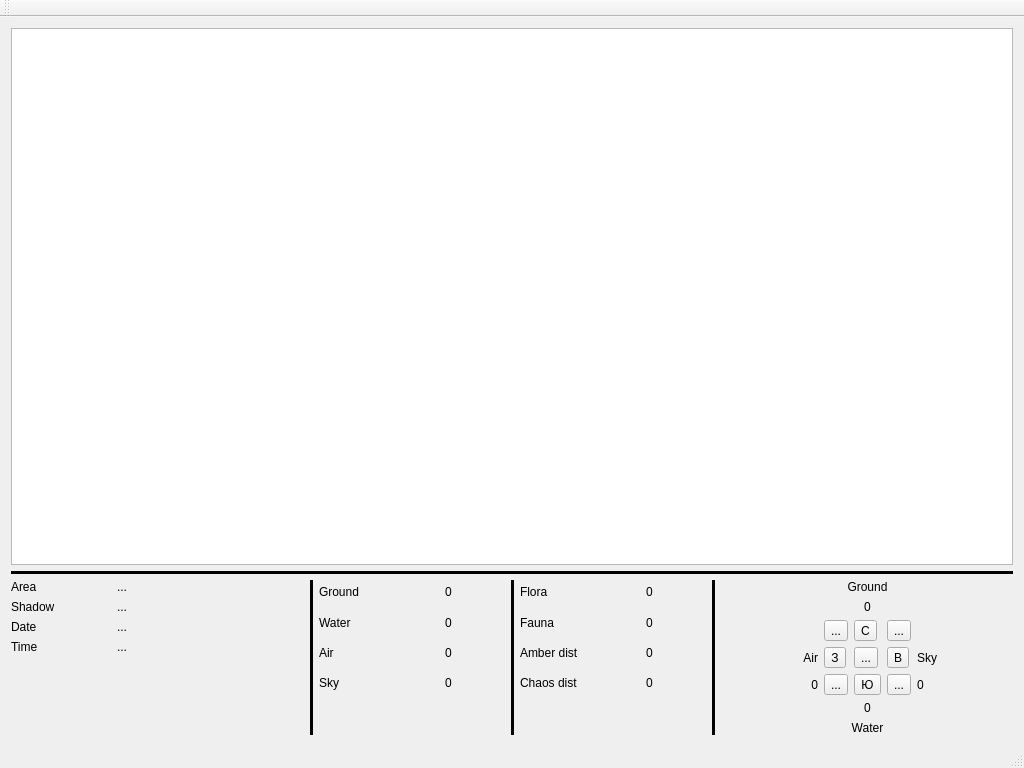
First picture: the form in app/AmberUI/shadowsview.ui, repository graninas/Amber, before the edit.
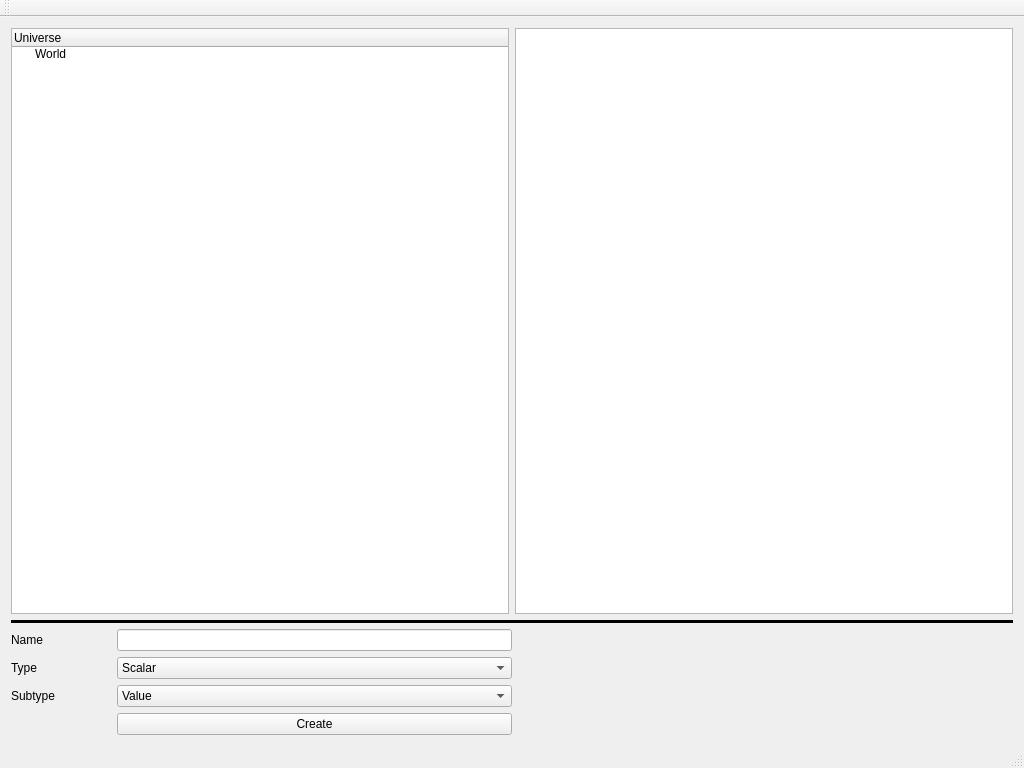
Second picture: the form after the edit. Icons and pictures are not drawn.

Patch:
```diff
--- a/app/AmberUI/shadowsview.ui
+++ b/app/AmberUI/shadowsview.ui
@@ -34,11 +34,29 @@
   <widget class="QWidget" name="centralWidget">
    <layout class="QVBoxLayout" name="verticalLayout">
     <item>
-     <widget class="QPlainTextEdit" name="pte_amberLog">
-      <property name="plainText">
-       <string/>
-      </property>
-     </widget>
+     <layout class="QHBoxLayout" name="horizontalLayout_2">
+      <item>
+       <widget class="QTreeWidget" name="universeTree">
+        <column>
+         <property name="text">
+          <string>Universe</string>
+         </property>
+        </column>
+        <item>
+         <property name="text">
+          <string>World</string>
+         </property>
+        </item>
+       </widget>
+      </item>
+      <item>
+       <widget class="QPlainTextEdit" name="pte_amberLog">
+        <property name="plainText">
+         <string/>
+        </property>
+       </widget>
+      </item>
+     </layout>
     </item>
     <item>
      <widget class="Line" name="line_5">
@@ -75,818 +93,81 @@
            </size>
           </property>
           <property name="text">
-           <string>Area</string>
-          </property>
-         </widget>
-        </item>
-        <item row="0" column="1">
-         <widget class="QLabel" name="l_area">
-          <property name="sizePolicy">
-           <sizepolicy hsizetype="Fixed" vsizetype="Preferred">
-            <horstretch>0</horstretch>
-            <verstretch>0</verstretch>
-           </sizepolicy>
-          </property>
-          <property name="minimumSize">
-           <size>
-            <width>150</width>
-            <height>0</height>
-           </size>
-          </property>
-          <property name="text">
-           <string>...</string>
+           <string>Name</string>
           </property>
          </widget>
         </item>
         <item row="1" column="0">
          <widget class="QLabel" name="l_shadowName">
           <property name="text">
-           <string>Shadow</string>
-          </property>
-         </widget>
-        </item>
-        <item row="1" column="1">
-         <widget class="QLabel" name="l_shadow">
-          <property name="text">
-           <string>...</string>
+           <string>Type</string>
           </property>
          </widget>
         </item>
         <item row="2" column="0">
          <widget class="QLabel" name="label_9">
           <property name="text">
-           <string>Date</string>
+           <string>Subtype</string>
           </property>
          </widget>
         </item>
-        <item row="2" column="1">
-         <widget class="QLabel" name="l_date">
-          <property name="text">
-           <string>...</string>
-          </property>
-         </widget>
-        </item>
-        <item row="3" column="0">
-         <widget class="QLabel" name="label_11">
-          <property name="text">
-           <string>Time</string>
-          </property>
-         </widget>
-        </item>
-        <item row="3" column="1">
-         <widget class="QLabel" name="l_time">
-          <property name="text">
-           <string>...</string>
-          </property>
-         </widget>
-        </item>
-       </layout>
-      </item>
-      <item>
-       <widget class="Line" name="line">
-        <property name="frameShadow">
-         <enum>QFrame::Plain</enum>
-        </property>
-        <property name="lineWidth">
-         <number>4</number>
-        </property>
-        <property name="orientation">
-         <enum>Qt::Vertical</enum>
-        </property>
-       </widget>
-      </item>
-      <item>
-       <layout class="QGridLayout" name="gridLayout_4" columnminimumwidth="0,0">
-        <item row="3" column="0">
-         <widget class="QLabel" name="l_skyName_2">
-          <property name="sizePolicy">
-           <sizepolicy hsizetype="Preferred" vsizetype="Preferred">
-            <horstretch>0</horstretch>
-            <verstretch>0</verstretch>
-           </sizepolicy>
-          </property>
-          <property name="minimumSize">
-           <size>
-            <width>120</width>
-            <height>0</height>
-           </size>
-          </property>
-          <property name="text">
-           <string>Sky</string>
-          </property>
-          <property name="alignment">
-           <set>Qt::AlignLeading|Qt::AlignLeft|Qt::AlignVCenter</set>
-          </property>
-         </widget>
-        </item>
         <item row="0" column="1">
-         <widget class="QLabel" name="l_ground_2">
-          <property name="sizePolicy">
-           <sizepolicy hsizetype="Fixed" vsizetype="Preferred">
-            <horstretch>0</horstretch>
-            <verstretch>0</verstretch>
-           </sizepolicy>
-          </property>
-          <property name="minimumSize">
-           <size>
-            <width>60</width>
-            <height>0</height>
-           </size>
-          </property>
-          <property name="maximumSize">
-           <size>
-            <width>32</width>
-            <height>16777215</height>
-           </size>
-          </property>
-          <property name="text">
-           <string>0</string>
-          </property>
-          <property name="alignment">
-           <set>Qt::AlignLeading|Qt::AlignLeft|Qt::AlignVCenter</set>
-          </property>
-         </widget>
+         <widget class="QLineEdit" name="itemName"/>
         </item>
-        <item row="2" column="1">
-         <widget class="QLabel" name="l_air_2">
-          <property name="minimumSize">
-           <size>
-            <width>0</width>
-            <height>0</height>
-           </size>
-          </property>
-          <property name="maximumSize">
-           <size>
-            <width>16777215</width>
-            <height>16777215</height>
-           </size>
-          </property>
-          <property name="text">
-           <string>0</string>
-          </property>
-          <property name="alignment">
-           <set>Qt::AlignLeading|Qt::AlignLeft|Qt::AlignVCenter</set>
-          </property>
-         </widget>
-        </item>
         <item row="1" column="1">
-         <widget class="QLabel" name="l_water_2">
-          <property name="minimumSize">
-           <size>
-            <width>0</width>
-            <height>0</height>
-           </size>
-          </property>
-          <property name="maximumSize">
-           <size>
-            <width>32</width>
-            <height>16777215</height>
-           </size>
-          </property>
-          <property name="text">
-           <string>0</string>
-          </property>
-          <property name="alignment">
-           <set>Qt::AlignLeading|Qt::AlignLeft|Qt::AlignVCenter</set>
-          </property>
+         <widget class="QComboBox" name="itemType">
+          <item>
+           <property name="text">
+            <string>Scalar</string>
+           </property>
+          </item>
+          <item>
+           <property name="text">
+            <string>Composite</string>
+           </property>
+          </item>
          </widget>
         </item>
-        <item row="3" column="1">
-         <widget class="QLabel" name="l_sky_2">
-          <property name="minimumSize">
-           <size>
-            <width>0</width>
-            <height>0</height>
-           </size>
-          </property>
-          <property name="maximumSize">
-           <size>
-            <width>16777215</width>
-            <height>16777215</height>
-           </size>
-          </property>
-          <property name="text">
-           <string>0</string>
-          </property>
-         </widget>
-        </item>
-        <item row="1" column="0">
-         <widget class="QLabel" name="l_waterName_2">
-          <property name="sizePolicy">
-           <sizepolicy hsizetype="Preferred" vsizetype="Preferred">
-            <horstretch>0</horstretch>
-            <verstretch>0</verstretch>
-           </sizepolicy>
-          </property>
-          <property name="minimumSize">
-           <size>
-            <width>120</width>
-            <height>0</height>
-           </size>
-          </property>
-          <property name="text">
-           <string>Water</string>
-          </property>
-          <property name="alignment">
-           <set>Qt::AlignLeading|Qt::AlignLeft|Qt::AlignVCenter</set>
-          </property>
-         </widget>
-        </item>
-        <item row="4" column="0">
-         <spacer name="verticalSpacer">
-          <property name="orientation">
-           <enum>Qt::Vertical</enum>
-          </property>
-          <property name="sizeType">
-           <enum>QSizePolicy::Minimum</enum>
-          </property>
-          <property name="sizeHint" stdset="0">
-           <size>
-            <width>20</width>
-            <height>40</height>
-           </size>
-          </property>
-         </spacer>
-        </item>
-        <item row="0" column="0">
-         <widget class="QLabel" name="l_groundName_2">
-          <property name="sizePolicy">
-           <sizepolicy hsizetype="Fixed" vsizetype="Preferred">
-            <horstretch>0</horstretch>
-            <verstretch>0</verstretch>
-           </sizepolicy>
-          </property>
-          <property name="minimumSize">
-           <size>
-            <width>120</width>
-            <height>0</height>
-           </size>
-          </property>
-          <property name="maximumSize">
-           <size>
-            <width>120</width>
-            <height>16777215</height>
-           </size>
-          </property>
-          <property name="text">
-           <string>Ground</string>
-          </property>
-          <property name="alignment">
-           <set>Qt::AlignLeading|Qt::AlignLeft|Qt::AlignVCenter</set>
-          </property>
-         </widget>
-        </item>
-        <item row="2" column="0">
-         <widget class="QLabel" name="l_airName_2">
-          <property name="sizePolicy">
-           <sizepolicy hsizetype="Minimum" vsizetype="Preferred">
-            <horstretch>0</horstretch>
-            <verstretch>0</verstretch>
-           </sizepolicy>
-          </property>
-          <property name="minimumSize">
-           <size>
-            <width>120</width>
-            <height>0</height>
-           </size>
-          </property>
-          <property name="text">
-           <string>Air</string>
-          </property>
-          <property name="alignment">
-           <set>Qt::AlignLeading|Qt::AlignLeft|Qt::AlignVCenter</set>
-          </property>
-         </widget>
-        </item>
-       </layout>
-      </item>
-      <item>
-       <widget class="Line" name="line_2">
-        <property name="frameShadow">
-         <enum>QFrame::Plain</enum>
-        </property>
-        <property name="lineWidth">
-         <number>4</number>
-        </property>
-        <property name="orientation">
-         <enum>Qt::Vertical</enum>
-        </property>
-       </widget>
-      </item>
-      <item>
-       <layout class="QGridLayout" name="gridLayout_3" columnminimumwidth="0,0">
         <item row="2" column="1">
-         <widget class="QLabel" name="l_amberDistance">
-          <property name="minimumSize">
-           <size>
-            <width>0</width>
-            <height>0</height>
-           </size>
-          </property>
-          <property name="maximumSize">
-           <size>
-            <width>16777215</width>
-            <height>16777215</height>
-           </size>
-          </property>
-          <property name="text">
-           <string>0</string>
-          </property>
+         <widget class="QComboBox" name="itemSubtype">
+          <item>
+           <property name="text">
+            <string>Value</string>
+           </property>
+          </item>
+          <item>
+           <property name="text">
+            <string>Item</string>
+           </property>
+          </item>
+          <item>
+           <property name="text">
+            <string>Color</string>
+           </property>
+          </item>
          </widget>
         </item>
-        <item row="0" column="0">
-         <widget class="QLabel" name="l_floraName">
-          <property name="sizePolicy">
-           <sizepolicy hsizetype="Fixed" vsizetype="Preferred">
-            <horstretch>0</horstretch>
-            <verstretch>0</verstretch>
-           </sizepolicy>
-          </property>
-          <property name="minimumSize">
-           <size>
-            <width>120</width>
-            <height>0</height>
-           </size>
-          </property>
-          <property name="maximumSize">
-           <size>
-            <width>120</width>
-            <height>16777215</height>
-           </size>
-          </property>
-          <property name="text">
-           <string>Flora</string>
-          </property>
-         </widget>
-        </item>
-        <item row="1" column="0">
-         <widget class="QLabel" name="l_faunaName">
-          <property name="text">
-           <string>Fauna</string>
-          </property>
-         </widget>
-        </item>
-        <item row="0" column="1">
-         <widget class="QLabel" name="l_flora">
-          <property name="sizePolicy">
-           <sizepolicy hsizetype="Fixed" vsizetype="Preferred">
-            <horstretch>0</horstretch>
-            <verstretch>0</verstretch>
-           </sizepolicy>
-          </property>
-          <property name="minimumSize">
-           <size>
-            <width>60</width>
-            <height>0</height>
-           </size>
-          </property>
-          <property name="maximumSize">
-           <size>
-            <width>60</width>
-            <height>16777215</height>
-           </size>
-          </property>
-          <property name="text">
-           <string>0</string>
-          </property>
-         </widget>
-        </item>
-        <item row="2" column="0">
-         <widget class="QLabel" name="l_amberDistanceName">
-          <property name="text">
-           <string>Amber dist</string>
-          </property>
-         </widget>
-        </item>
-        <item row="3" column="0">
-         <widget class="QLabel" name="l_chaosDistanceName">
-          <property name="text">
-           <string>Chaos dist</string>
-          </property>
-         </widget>
-        </item>
-        <item row="1" column="1">
-         <widget class="QLabel" name="l_fauna">
-          <property name="minimumSize">
-           <size>
-            <width>0</width>
-            <height>0</height>
-           </size>
-          </property>
-          <property name="maximumSize">
-           <size>
-            <width>16777215</width>
-            <height>16777215</height>
-           </size>
-          </property>
-          <property name="text">
-           <string>0</string>
-          </property>
-         </widget>
-        </item>
         <item row="3" column="1">
-         <widget class="QLabel" name="l_chaosDistance">
-          <property name="minimumSize">
-           <size>
-            <width>0</width>
-            <height>0</height>
-           </size>
-          </property>
-          <property name="maximumSize">
-           <size>
-            <width>16777215</width>
-            <height>16777215</height>
-           </size>
-          </property>
+         <widget class="QPushButton" name="CreateItem">
           <property name="text">
-           <string>0</string>
+           <string>Create</string>
           </property>
          </widget>
         </item>
-        <item row="4" column="0">
-         <spacer name="verticalSpacer_2">
-          <property name="orientation">
-           <enum>Qt::Vertical</enum>
-          </property>
-          <property name="sizeType">
-           <enum>QSizePolicy::Minimum</enum>
-          </property>
-          <property name="sizeHint" stdset="0">
-           <size>
-            <width>20</width>
-            <height>40</height>
-           </size>
-          </property>
-         </spacer>
-        </item>
        </layout>
       </item>
       <item>
-       <widget class="Line" name="line_4">
-        <property name="frameShadow">
-         <enum>QFrame::Plain</enum>
-        </property>
-        <property name="lineWidth">
-         <number>4</number>
-        </property>
+       <spacer name="horizontalSpacer">
         <property name="orientation">
-         <enum>Qt::Vertical</enum>
+         <enum>Qt::Horizontal</enum>
         </property>
-       </widget>
-      </item>
-      <item>
-       <layout class="QGridLayout" name="gridLayout_2" rowstretch="0,0,0,0,0,0,0">
-        <item row="5" column="3">
-         <widget class="QLabel" name="l_water">
-          <property name="minimumSize">
-           <size>
-            <width>0</width>
-            <height>0</height>
-           </size>
-          </property>
-          <property name="maximumSize">
-           <size>
-            <width>32</width>
-            <height>16777215</height>
-           </size>
-          </property>
-          <property name="text">
-           <string>0</string>
-          </property>
-          <property name="alignment">
-           <set>Qt::AlignCenter</set>
-          </property>
-         </widget>
-        </item>
-        <item row="2" column="2">
-         <widget class="QToolButton" name="tb_goNorthWest">
-          <property name="minimumSize">
-           <size>
-            <width>0</width>
-            <height>0</height>
-           </size>
-          </property>
-          <property name="text">
-           <string>...</string>
-          </property>
-          <property name="icon">
-           <iconset resource="Icons.qrc">
-            <normaloff>:/icons/icons/arrow_left-up.png</normaloff>:/icons/icons/arrow_left-up.png</iconset>
-          </property>
-          <property name="iconSize">
-           <size>
-            <width>32</width>
-            <height>32</height>
-           </size>
-          </property>
-         </widget>
-        </item>
-        <item row="3" column="2">
-         <widget class="QToolButton" name="tb_goWest">
-          <property name="minimumSize">
-           <size>
-            <width>0</width>
-            <height>0</height>
-           </size>
-          </property>
-          <property name="text">
-           <string>З</string>
-          </property>
-          <property name="icon">
-           <iconset resource="Icons.qrc">
-            <normaloff>:/icons/icons/arrow_left.png</normaloff>:/icons/icons/arrow_left.png</iconset>
-          </property>
-          <property name="iconSize">
-           <size>
-            <width>32</width>
-            <height>32</height>
-           </size>
-          </property>
-         </widget>
-        </item>
-        <item row="4" column="3">
-         <widget class="QToolButton" name="tb_goSouth">
-          <property name="minimumSize">
-           <size>
-            <width>0</width>
-            <height>0</height>
-           </size>
-          </property>
-          <property name="text">
-           <string>Ю</string>
-          </property>
-          <property name="icon">
-           <iconset resource="Icons.qrc">
-            <normaloff>:/icons/icons/arrow_down.png</normaloff>:/icons/icons/arrow_down.png</iconset>
-          </property>
-          <property name="iconSize">
-           <size>
-            <width>32</width>
-            <height>32</height>
-           </size>
-          </property>
-         </widget>
-        </item>
-        <item row="4" column="2">
-         <widget class="QToolButton" name="tb_goSouthWest">
-          <property name="minimumSize">
-           <size>
-            <width>0</width>
-            <height>0</height>
-           </size>
-          </property>
-          <property name="text">
-           <string>...</string>
-          </property>
-          <property name="icon">
-           <iconset resource="Icons.qrc">
-            <normaloff>:/icons/icons/arrow_left-down.png</normaloff>:/icons/icons/arrow_left-down.png</iconset>
-          </property>
-          <property name="iconSize">
-           <size>
-            <width>32</width>
-            <height>32</height>
-           </size>
-          </property>
-         </widget>
-        </item>
-        <item row="3" column="4">
-         <widget class="QToolButton" name="tb_goEast">
-          <property name="minimumSize">
-           <size>
-            <width>0</width>
-            <height>0</height>
-           </size>
-          </property>
-          <property name="text">
-           <string>В</string>
-          </property>
-          <property name="icon">
-           <iconset resource="Icons.qrc">
-            <normaloff>:/icons/icons/arrow_right.png</normaloff>:/icons/icons/arrow_right.png</iconset>
-          </property>
-          <property name="iconSize">
-           <size>
-            <width>32</width>
-            <height>32</height>
-           </size>
-          </property>
-          <property name="autoRepeat">
-           <bool>false</bool>
-          </property>
-         </widget>
-        </item>
-        <item row="4" column="4">
-         <widget class="QToolButton" name="tb_goSouthEast">
-          <property name="minimumSize">
-           <size>
-            <width>0</width>
-            <height>0</height>
-           </size>
-          </property>
-          <property name="text">
-           <string>...</string>
-          </property>
-          <property name="icon">
-           <iconset resource="Icons.qrc">
-            <normaloff>:/icons/icons/arrow_right-down.png</normaloff>:/icons/icons/arrow_right-down.png</iconset>
-          </property>
-          <property name="iconSize">
-           <size>
-            <width>32</width>
-            <height>32</height>
-           </size>
-          </property>
-         </widget>
-        </item>
-        <item row="2" column="4">
-         <widget class="QToolButton" name="tb_goNorthEast">
-          <property name="minimumSize">
-           <size>
-            <width>0</width>
-            <height>0</height>
-           </size>
-          </property>
-          <property name="text">
-           <string>...</string>
-          </property>
-          <property name="icon">
-           <iconset resource="Icons.qrc">
-            <normaloff>:/icons/icons/arrow_right-up.png</normaloff>:/icons/icons/arrow_right-up.png</iconset>
-          </property>
-          <property name="iconSize">
-           <size>
-            <width>32</width>
-            <height>32</height>
-           </size>
-          </property>
-         </widget>
-        </item>
-        <item row="2" column="3">
-         <widget class="QToolButton" name="tb_goNorth">
-          <property name="minimumSize">
-           <size>
-            <width>0</width>
-            <height>0</height>
-           </size>
-          </property>
-          <property name="text">
-           <string>С</string>
-          </property>
-          <property name="icon">
-           <iconset resource="Icons.qrc">
-            <normaloff>:/icons/icons/arrow_up.png</normaloff>:/icons/icons/arrow_up.png</iconset>
-          </property>
-          <property name="iconSize">
-           <size>
-            <width>32</width>
-            <height>32</height>
-           </size>
-          </property>
-         </widget>
-        </item>
-        <item row="1" column="3">
-         <widget class="QLabel" name="l_ground">
-          <property name="sizePolicy">
-           <sizepolicy hsizetype="Fixed" vsizetype="Preferred">
-            <horstretch>0</horstretch>
-            <verstretch>0</verstretch>
-           </sizepolicy>
-          </property>
-          <property name="minimumSize">
-           <size>
-            <width>0</width>
-            <height>0</height>
-           </size>
-          </property>
-          <property name="maximumSize">
-           <size>
-            <width>32</width>
-            <height>16777215</height>
-           </size>
-          </property>
-          <property name="text">
-           <string>0</string>
-          </property>
-          <property name="alignment">
-           <set>Qt::AlignCenter</set>
-          </property>
-         </widget>
-        </item>
-        <item row="4" column="1">
-         <widget class="QLabel" name="l_air">
-          <property name="minimumSize">
-           <size>
-            <width>0</width>
-            <height>0</height>
-           </size>
-          </property>
-          <property name="maximumSize">
-           <size>
-            <width>16777215</width>
-            <height>16777215</height>
-           </size>
-          </property>
-          <property name="text">
-           <string>0</string>
-          </property>
-          <property name="alignment">
-           <set>Qt::AlignRight|Qt::AlignTrailing|Qt::AlignVCenter</set>
-          </property>
-         </widget>
-        </item>
-        <item row="3" column="1">
-         <widget class="QLabel" name="l_airName">
-          <property name="sizePolicy">
-           <sizepolicy hsizetype="Minimum" vsizetype="Preferred">
-            <horstretch>0</horstretch>
-            <verstretch>0</verstretch>
-           </sizepolicy>
-          </property>
-          <property name="minimumSize">
-           <size>
-            <width>0</width>
-            <height>0</height>
-           </size>
-          </property>
-          <property name="text">
-           <string>Air</string>
-          </property>
-          <property name="alignment">
-           <set>Qt::AlignRight|Qt::AlignTrailing|Qt::AlignVCenter</set>
-          </property>
-         </widget>
-        </item>
-        <item row="4" column="5">
-         <widget class="QLabel" name="l_sky">
-          <property name="minimumSize">
-           <size>
-            <width>0</width>
-            <height>0</height>
-           </size>
-          </property>
-          <property name="maximumSize">
-           <size>
-            <width>16777215</width>
-            <height>16777215</height>
-           </size>
-          </property>
-          <property name="text">
-           <string>0</string>
-          </property>
-         </widget>
-        </item>
-        <item row="3" column="5">
-         <widget class="QLabel" name="l_skyName">
-          <property name="text">
-           <string>Sky</string>
-          </property>
-         </widget>
-        </item>
-        <item row="0" column="2" colspan="3">
-         <widget class="QLabel" name="l_groundName">
-          <property name="text">
-           <string>Ground</string>
-          </property>
-          <property name="alignment">
-           <set>Qt::AlignCenter</set>
-          </property>
-         </widget>
-        </item>
-        <item row="6" column="2" colspan="3">
-         <widget class="QLabel" name="l_waterName">
-          <property name="text">
-           <string>Water</string>
-          </property>
-          <property name="alignment">
-           <set>Qt::AlignCenter</set>
-          </property>
-         </widget>
-        </item>
-        <item row="3" column="3">
-         <widget class="QToolButton" name="toolButton">
-          <property name="text">
-           <string>...</string>
-          </property>
-          <property name="icon">
-           <iconset resource="Icons.qrc">
-            <normaloff>:/icons/icons/refresh.png</normaloff>:/icons/icons/refresh.png</iconset>
-          </property>
-          <property name="iconSize">
-           <size>
-            <width>32</width>
-            <height>32</height>
-           </size>
-          </property>
-          <property name="checkable">
-           <bool>true</bool>
-          </property>
-          <property name="checked">
-           <bool>false</bool>
-          </property>
-         </widget>
-        </item>
-       </layout>
+        <property name="sizeHint" stdset="0">
+         <size>
+          <width>40</width>
+          <height>20</height>
+         </size>
+        </property>
+       </spacer>
       </item>
      </layout>
     </item>
```
Left out of the diff: 153 changed lines with no effect on the pictures.
